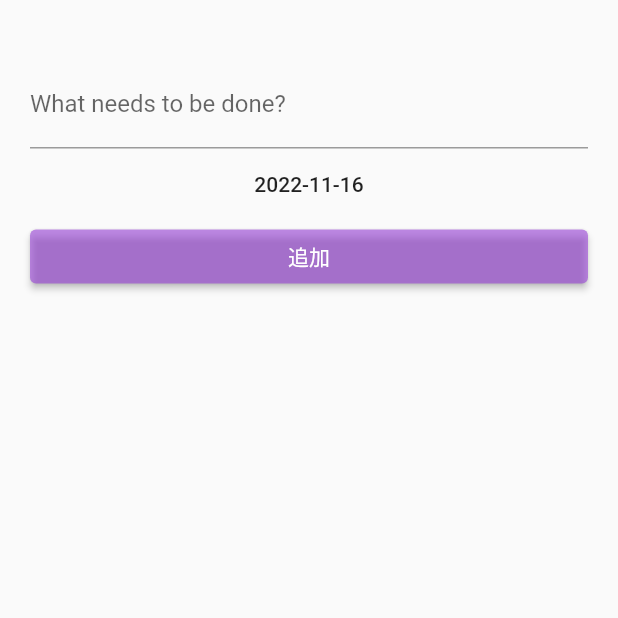
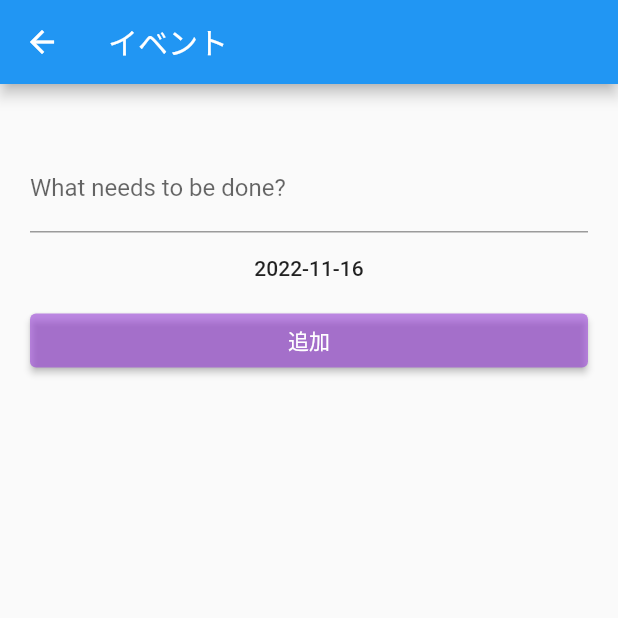
Before and after one commit to syasuki/project_manage, a Flutter app: the Event screen opened directly, on a phone screen of 412 x 824 dp, the top half of it. Run offline on Flutter 3.47's test engine with Material 2 defaults, Android fonts, the phone set to English and light mode, and no system bars; our stand-ins replace awesome_dialog, flutter_hooks, flutter_riverpod, hooks_riverpod, sqflite, state_notifier; accounts and stored records are empty.

Commit message:
add move to event_view

```diff
--- a/lib/view/event_view.dart
+++ b/lib/view/event_view.dart
@@ -24,7 +24,9 @@ class Event extends HookConsumerWidget {
     }
 
 
-    return GestureDetector(
+    return  Scaffold(
+      appBar: AppBar(title: Text("イベント")),
+      body:GestureDetector(
       onTap: () => FocusScope.of(context).unfocus(),
       child: Scaffold(
         body: Scrollbar(
@@ -68,6 +70,6 @@ class Event extends HookConsumerWidget {
           ),
         ),
       ),
-    );
+    ),);
   }
 }
```
Also changed, not shown: lib/calender_view.dart (+3 -18 lines), lib/view/todo_view.dart (+19 -0 lines).
